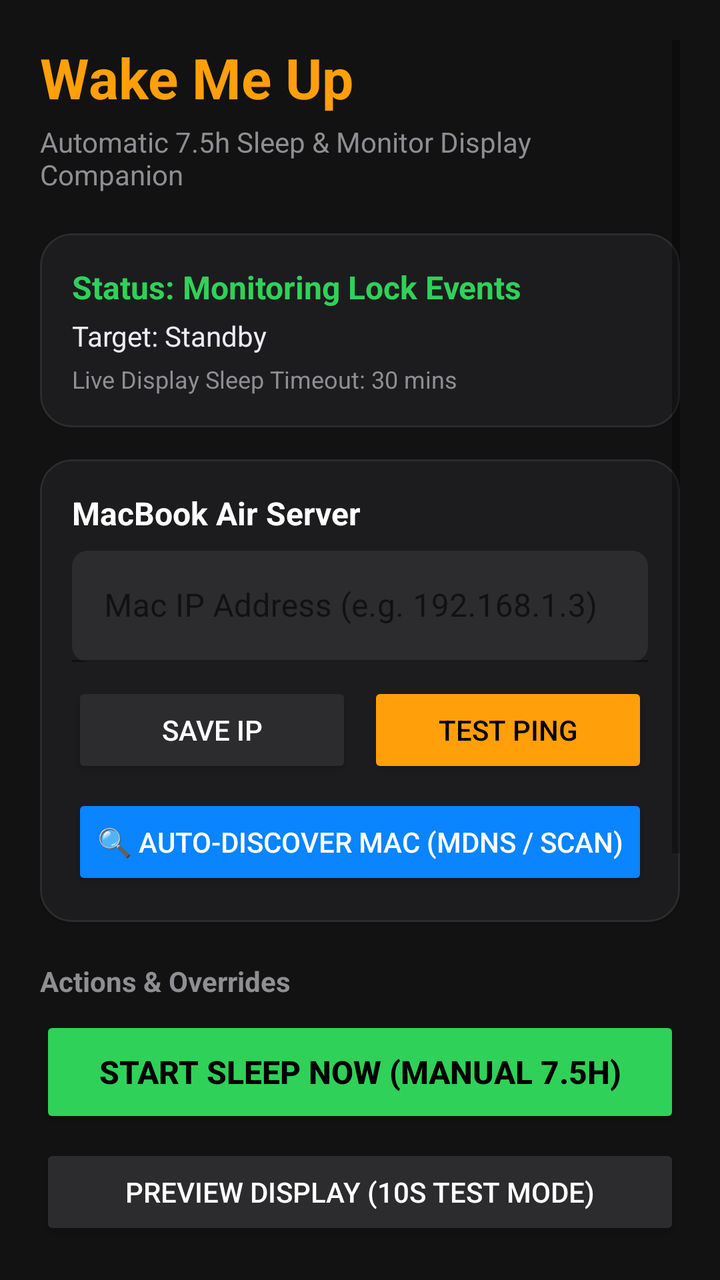
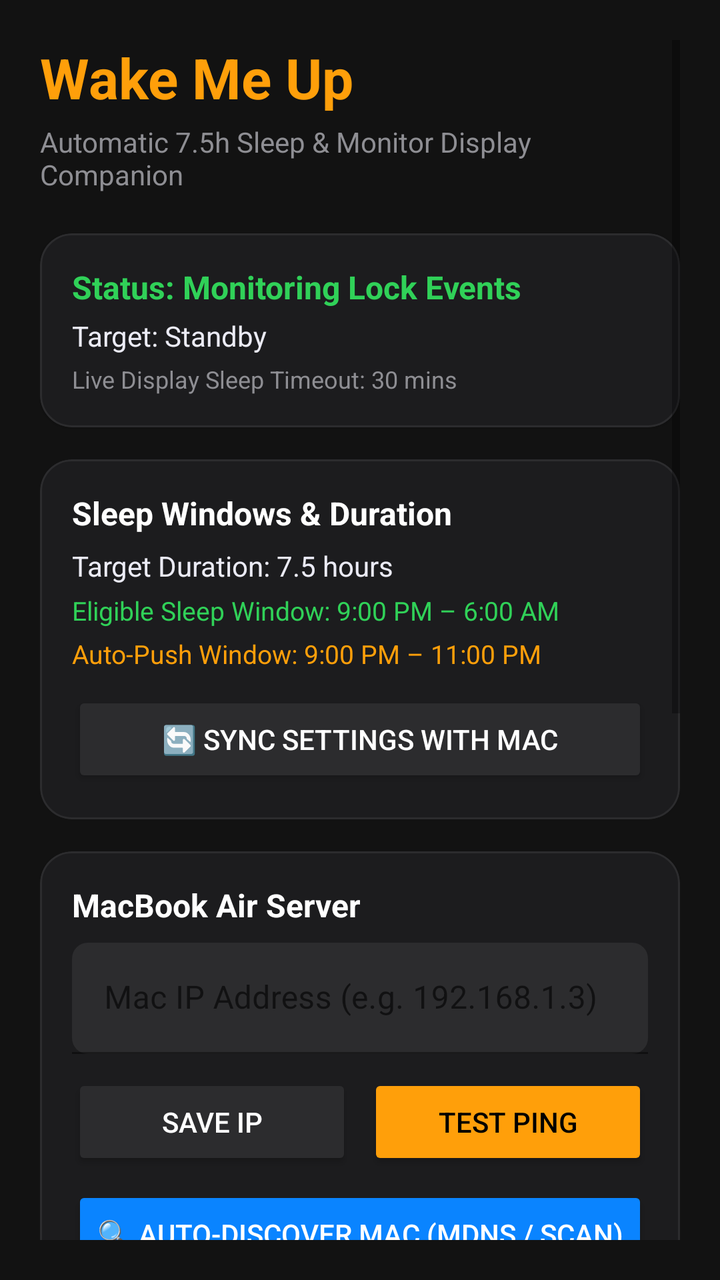

Screens rendered from an Android XML layout before and after an edit, with the pre-edit source and the edit as a unified diff.
<!-- AndroidManifest.xml: application theme Theme.Material3.DayNight.NoActionBar -->
<!-- res/layout/activity_main.xml -->
<?xml version="1.0" encoding="utf-8"?>
<ScrollView xmlns:android="http://schemas.android.com/apk/res/android"
    xmlns:app="http://schemas.android.com/apk/res-auto"
    android:layout_width="match_parent"
    android:layout_height="match_parent"
    android:background="#121212"
    android:padding="20dp">

    <LinearLayout
        android:layout_width="match_parent"
        android:layout_height="wrap_content"
        android:orientation="vertical">

        
        <TextView
            android:layout_width="wrap_content"
            android:layout_height="wrap_content"
            android:text="Wake Me Up"
            android:textColor="#FF9F0A"
            android:textSize="28sp"
            android:textStyle="bold" />

        <TextView
            android:layout_width="wrap_content"
            android:layout_height="wrap_content"
            android:layout_marginTop="4dp"
            android:text="Automatic 7.5h Sleep &amp; Monitor Display Companion"
            android:textColor="#8E8E93"
            android:textSize="14sp" />

        
        <com.google.android.material.card.MaterialCardView
            android:layout_width="match_parent"
            android:layout_height="wrap_content"
            android:layout_marginTop="20dp"
            app:cardBackgroundColor="#1C1C1E"
            app:cardCornerRadius="16dp"
            app:strokeColor="#2C2C2E"
            app:strokeWidth="1dp">

            <LinearLayout
                android:layout_width="match_parent"
                android:layout_height="wrap_content"
                android:orientation="vertical"
                android:padding="16dp">

                <TextView
                    android:id="@+id/tvSleepStatus"
                    android:layout_width="wrap_content"
                    android:layout_height="wrap_content"
                    android:text="Status: Monitoring Lock Events"
                    android:textColor="#30D158"
                    android:textSize="16sp"
                    android:textStyle="bold" />

                <TextView
                    android:id="@+id/tvWakeTarget"
                    android:layout_width="wrap_content"
                    android:layout_height="wrap_content"
                    android:layout_marginTop="4dp"
                    android:text="Target: Standby"
                    android:textColor="#EBEBF5"
                    android:textSize="14sp" />

                <TextView
                    android:id="@+id/tvDisplayTimeout"
                    android:layout_width="wrap_content"
                    android:layout_height="wrap_content"
                    android:layout_marginTop="4dp"
                    android:text="Live Display Sleep Timeout: 30 mins"
                    android:textColor="#8E8E93"
                    android:textSize="12sp" />

            </LinearLayout>
        </com.google.android.material.card.MaterialCardView>

        
        <com.google.android.material.card.MaterialCardView
            android:layout_width="match_parent"
            android:layout_height="wrap_content"
            android:layout_marginTop="16dp"
            app:cardBackgroundColor="#1C1C1E"
            app:cardCornerRadius="16dp"
            app:strokeColor="#2C2C2E"
            app:strokeWidth="1dp">

            <LinearLayout
                android:layout_width="match_parent"
                android:layout_height="wrap_content"
                android:orientation="vertical"
                android:padding="16dp">

                <TextView
                    android:layout_width="wrap_content"
                    android:layout_height="wrap_content"
                    android:text="MacBook Air Server"
                    android:textColor="#FFFFFF"
                    android:textSize="16sp"
                    android:textStyle="bold" />

                <com.google.android.material.textfield.TextInputLayout
                    android:layout_width="match_parent"
                    android:layout_height="wrap_content"
                    android:layout_marginTop="8dp"
                    android:hint="Mac IP Address (e.g. 192.168.1.3)"
                    app:boxBackgroundColor="#2C2C2E"
                    app:boxCornerRadiusBottomEnd="8dp"
                    app:boxCornerRadiusBottomStart="8dp"
                    app:boxCornerRadiusTopEnd="8dp"
                    app:boxCornerRadiusTopStart="8dp">

                    <com.google.android.material.textfield.TextInputEditText
                        android:id="@+id/etMacHost"
                        android:layout_width="match_parent"
                        android:layout_height="wrap_content"
                        android:inputType="textUri"
                        android:textColor="#FFFFFF" />
                </com.google.android.material.textfield.TextInputLayout>

                <LinearLayout
                    android:layout_width="match_parent"
                    android:layout_height="wrap_content"
                    android:layout_marginTop="10dp"
                    android:orientation="horizontal">

                    <Button
                        android:id="@+id/btnSaveHost"
                        android:layout_width="0dp"
                        android:layout_height="wrap_content"
                        android:layout_weight="1"
                        android:backgroundTint="#2C2C2E"
                        android:text="Save IP"
                        android:textColor="#FFFFFF" />

                    <Button
                        android:id="@+id/btnTestConnection"
                        android:layout_width="0dp"
                        android:layout_height="wrap_content"
                        android:layout_marginStart="8dp"
                        android:layout_weight="1"
                        android:backgroundTint="#FF9F0A"
                        android:text="Test Ping"
                        android:textColor="#000000" />
                </LinearLayout>

                <Button
                    android:id="@+id/btnAutoDiscover"
                    android:layout_width="match_parent"
                    android:layout_height="wrap_content"
                    android:layout_marginTop="8dp"
                    android:backgroundTint="#0A84FF"
                    android:text="🔍 Auto-Discover Mac (mDNS / Scan)"
                    android:textColor="#FFFFFF" />

            </LinearLayout>
        </com.google.android.material.card.MaterialCardView>

        
        <TextView
            android:layout_width="wrap_content"
            android:layout_height="wrap_content"
            android:layout_marginTop="20dp"
            android:text="Actions &amp; Overrides"
            android:textColor="#8E8E93"
            android:textSize="14sp"
            android:textStyle="bold" />

        <Button
            android:id="@+id/btnManualSleep"
            android:layout_width="match_parent"
            android:layout_height="56dp"
            android:layout_marginTop="8dp"
            android:backgroundTint="#30D158"
            android:text="Start Sleep Now (Manual 7.5h)"
            android:textColor="#000000"
            android:textSize="16sp"
            android:textStyle="bold" />

        <Button
            android:id="@+id/btnTestMode"
            android:layout_width="match_parent"
            android:layout_height="48dp"
            android:layout_marginTop="8dp"
            android:backgroundTint="#2C2C2E"
            android:text="Preview Display (10s Test Mode)"
            android:textColor="#FFFFFF" />

        <Button
            android:id="@+id/btnStopSleep"
            android:layout_width="match_parent"
            android:layout_height="48dp"
            android:layout_marginTop="8dp"
            android:backgroundTint="#3A1C1C"
            android:text="Stop Sleep / I'm Awake"
            android:textColor="#FF453A" />

        
        <TextView
            android:layout_width="wrap_content"
            android:layout_height="wrap_content"
            android:layout_marginTop="24dp"
            android:text="OnePlus / OxygenOS Setup Checklist"
            android:textColor="#FF9F0A"
            android:textSize="14sp"
            android:textStyle="bold" />

        <Button
            android:id="@+id/btnBatteryOpt"
            android:layout_width="match_parent"
            android:layout_height="wrap_content"
            android:layout_marginTop="8dp"
            android:backgroundTint="#2C2C2E"
            android:text="1. Disable Battery Optimization"
            android:textColor="#FFFFFF" />

        <Button
            android:id="@+id/btnUsageAccess"
            android:layout_width="match_parent"
            android:layout_height="wrap_content"
            android:layout_marginTop="6dp"
            android:backgroundTint="#2C2C2E"
            android:text="2. Grant Usage Access (Inactivity Check)"
            android:textColor="#FFFFFF" />

        <Button
            android:id="@+id/btnAccessibility"
            android:layout_width="match_parent"
            android:layout_height="wrap_content"
            android:layout_marginTop="6dp"
            android:backgroundTint="#2C2C2E"
            android:text="3. Enable Watchdog (Accessibility)"
            android:textColor="#FFFFFF" />

        <Button
            android:id="@+id/btnAutoLaunch"
            android:layout_width="match_parent"
            android:layout_height="wrap_content"
            android:layout_marginTop="6dp"
            android:backgroundTint="#2C2C2E"
            android:text="4. OnePlus Auto-Launch Manager"
            android:textColor="#FFFFFF" />

    </LinearLayout>
</ScrollView>
<!-- resources referenced by this layout -->
<resources>
  <style name="Theme.Material3.DayNight.NoActionBar" parent="Theme.MaterialComponents.DayNight.NoActionBar">
          <item name="colorPrimary">#FF9F0A</item>
          <item name="colorSecondary">#30D158</item>
          <item name="android:statusBarColor">#121212</item>
      </style>
</resources>

<!-- the commit's change to res/layout/activity_main.xml (unified diff, before → after) -->
@@ -70,6 +70,69 @@
                     android:text="Live Display Sleep Timeout: 30 mins"
                     android:textColor="#8E8E93"
                     android:textSize="12sp" />
+
+            </LinearLayout>
+        </com.google.android.material.card.MaterialCardView>
+
+        
+        <com.google.android.material.card.MaterialCardView
+            android:layout_width="match_parent"
+            android:layout_height="wrap_content"
+            android:layout_marginTop="16dp"
+            app:cardBackgroundColor="#1C1C1E"
+            app:cardCornerRadius="16dp"
+            app:strokeColor="#2C2C2E"
+            app:strokeWidth="1dp">
+
+            <LinearLayout
+                android:layout_width="match_parent"
+                android:layout_height="wrap_content"
+                android:orientation="vertical"
+                android:padding="16dp">
+
+                <TextView
+                    android:layout_width="wrap_content"
+                    android:layout_height="wrap_content"
+                    android:text="Sleep Windows &amp; Duration"
+                    android:textColor="#FFFFFF"
+                    android:textSize="16sp"
+                    android:textStyle="bold" />
+
+                <TextView
+                    android:id="@+id/tvSleepDuration"
+                    android:layout_width="wrap_content"
+                    android:layout_height="wrap_content"
+                    android:layout_marginTop="6dp"
+                    android:text="Target Duration: 7.5 hours"
+                    android:textColor="#EBEBF5"
+                    android:textSize="14sp" />
+
+                <TextView
+                    android:id="@+id/tvSleepWindow"
+                    android:layout_width="wrap_content"
+                    android:layout_height="wrap_content"
+                    android:layout_marginTop="4dp"
+                    android:text="Eligible Sleep Window: 9:00 PM – 6:00 AM"
+                    android:textColor="#30D158"
+                    android:textSize="13sp" />
+
+                <TextView
+                    android:id="@+id/tvAutoPushWindow"
+                    android:layout_width="wrap_content"
+                    android:layout_height="wrap_content"
+                    android:layout_marginTop="4dp"
+                    android:text="Auto-Push Window: 9:00 PM – 11:00 PM"
+                    android:textColor="#FF9F0A"
+                    android:textSize="13sp" />
+
+                <Button
+                    android:id="@+id/btnSyncConfig"
+                    android:layout_width="match_parent"
+                    android:layout_height="wrap_content"
+                    android:layout_marginTop="10dp"
+                    android:backgroundTint="#2C2C2E"
+                    android:text="🔄 Sync Settings with Mac"
+                    android:textColor="#FFFFFF" />
 
             </LinearLayout>
         </com.google.android.material.card.MaterialCardView>
